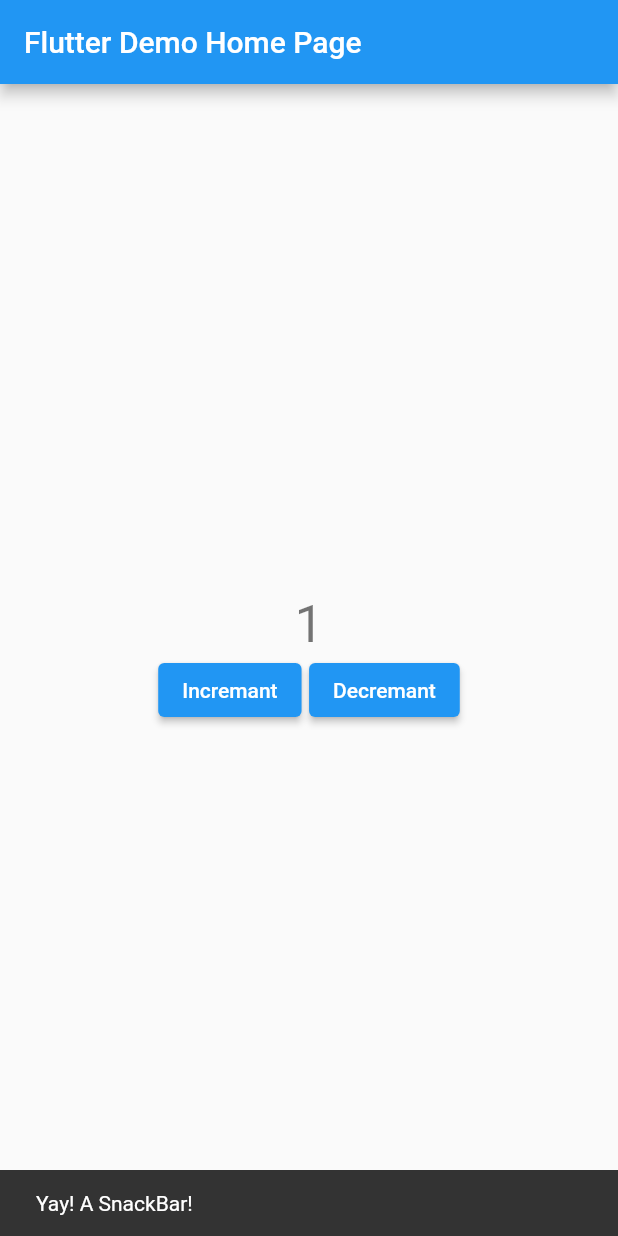
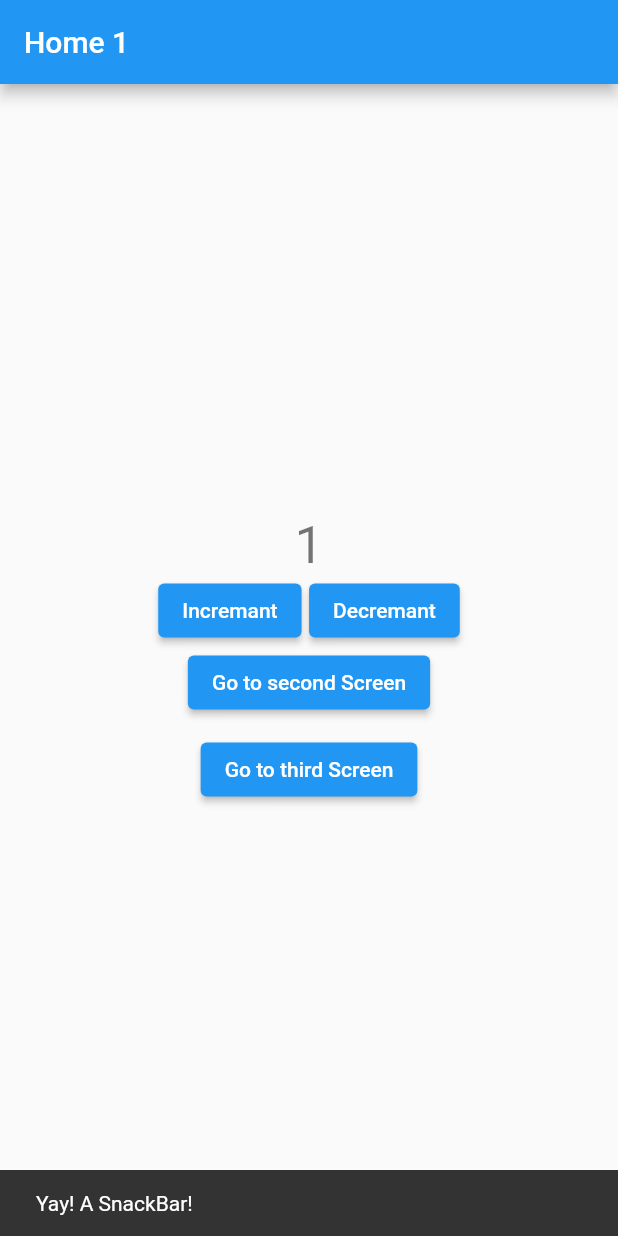
Before and after one commit to ahmedos999/flutter_bloc_concepts, a Flutter app: the screen it shows after launch, after a tap on "Incremant", on a phone screen of 412 x 824 dp. Run offline on Flutter 3.47's test engine with Material 2 defaults, Android fonts, the phone set to English and light mode, and no system bars; our stand-ins replace bloc, equatable, flutter_bloc.

Commit message:
providing a instance one by one to each route

```diff
--- a/lib/main.dart
+++ b/lib/main.dart
@@ -1,88 +1,38 @@
 import 'package:flutter/material.dart';
 import 'package:flutter_bloc/flutter_bloc.dart';
 import 'package:flutter_bloc_concepts/business_logic/cubit/counter_cubit.dart';
+import 'package:flutter_bloc_concepts/presentation/router/app_router.dart';
+import 'package:flutter_bloc_concepts/presentation/screens/home.dart';
 
 void main() {
-  runApp(const MyApp());
+  runApp(MyApp());
 }
 
-class MyApp extends StatelessWidget {
-  const MyApp({super.key});
+class MyApp extends StatefulWidget {
+  @override
+  State<MyApp> createState() => _MyAppState();
+}
+
+class _MyAppState extends State<MyApp> {
+  final AppRoute _appRoute = AppRoute();
 
   // This widget is the root of your application.
   @override
+  void dispose() {
+    // TODO: implement dispose
+
+    _appRoute.dispose();
+    super.dispose();
+  }
+
+  @override
   Widget build(BuildContext context) {
-    return BlocProvider<CounterCubit>(
-      create: (context) => CounterCubit(),
-      child: MaterialApp(
-        title: 'Flutter Demo',
-        theme: ThemeData(
-          primarySwatch: Colors.blue,
-        ),
-        home: const MyHomePage(title: 'Flutter Demo Home Page'),
+    return MaterialApp(
+      title: 'Flutter Demo',
+      theme: ThemeData(
+        primarySwatch: Colors.blue,
       ),
+      onGenerateRoute: _appRoute.onGenerateRoute,
     );
   }
 }
-
-class MyHomePage extends StatefulWidget {
-  const MyHomePage({super.key, required this.title});
-
-  final String title;
-
-  @override
-  State<MyHomePage> createState() => _MyHomePageState();
-}
-
-const snackBar = SnackBar(
-  content: Text('Yay! A SnackBar!'),
-);
-
-class _MyHomePageState extends State<MyHomePage> {
-  @override
-  Widget build(BuildContext context) {
-    return Scaffold(
-      appBar: AppBar(
-        title: Text(widget.title),
-      ),
-      body: Center(
-        child: Column(
-          mainAxisAlignment: MainAxisAlignment.center,
-          children: <Widget>[
-            BlocConsumer<CounterCubit, CounterState>(
-              listener: (context, state) {
-                if (state.isIncrement) {
-                  ScaffoldMessenger.of(context).showSnackBar(snackBar);
-                }
-              },
-              builder: (context, state) {
-                return Text(
-                  state.counterValue.toString(),
-                  style: Theme.of(context).textTheme.headline4,
-                );
-              },
-            ),
-            Row(
-              mainAxisAlignment: MainAxisAlignment.center,
-              children: [
-                ElevatedButton(
-                    onPressed: () {
-                      BlocProvider.of<CounterCubit>(context).increment();
-                    },
-                    child: const Text('Incremant')),
-                const SizedBox(
-                  width: 5,
-                ),
-                ElevatedButton(
-                    onPressed: () {
-                      BlocProvider.of<CounterCubit>(context).decrement();
-                    },
-                    child: const Text('Decremant')),
-              ],
-            )
-          ],
-        ),
-      ), // This trailing comma makes auto-formatting nicer for build methods.
-    );
-  }
-}
--- /dev/null
+++ b/lib/presentation/router/app_router.dart
@@ -0,0 +1,35 @@
+import 'package:flutter/cupertino.dart';
+import 'package:flutter/material.dart';
+import 'package:flutter_bloc/flutter_bloc.dart';
+import 'package:flutter_bloc_concepts/business_logic/cubit/counter_cubit.dart';
+import 'package:flutter_bloc_concepts/presentation/screens/home.dart';
+import 'package:flutter_bloc_concepts/presentation/screens/second.dart';
+import 'package:flutter_bloc_concepts/presentation/screens/third.dart';
+
+class AppRoute {
+  final CounterCubit _counterCubit = CounterCubit();
+  Route? onGenerateRoute(RouteSettings routeSettings) {
+    switch (routeSettings.name) {
+      case '/':
+        return MaterialPageRoute(
+            builder: (_) => BlocProvider.value(
+                  value: _counterCubit,
+                  child: HomeScreen(title: 'Home 1'),
+                ));
+      case '/second':
+        return MaterialPageRoute(
+            builder: (_) => BlocProvider.value(
+                value: _counterCubit, child: SecScreen(title: 'Home 2')));
+      case '/third':
+        return MaterialPageRoute(
+            builder: (_) => BlocProvider.value(
+                value: _counterCubit, child: ThirdScreen(title: 'Home 3')));
+      default:
+        return null;
+    }
+  }
+
+  void dispose() {
+    _counterCubit.isClosed;
+  }
+}
--- /dev/null
+++ b/lib/presentation/screens/home.dart
@@ -0,0 +1,78 @@
+import 'package:flutter/material.dart';
+import 'package:flutter_bloc/flutter_bloc.dart';
+import 'package:flutter_bloc_concepts/business_logic/cubit/counter_cubit.dart';
+import 'package:flutter_bloc_concepts/presentation/screens/second.dart';
+
+class HomeScreen extends StatefulWidget {
+  String title;
+  HomeScreen({super.key, required this.title});
+
+  @override
+  State<HomeScreen> createState() => _HomeScreenState();
+}
+
+const snackBar = SnackBar(
+  content: Text('Yay! A SnackBar!'),
+);
+
+class _HomeScreenState extends State<HomeScreen> {
+  @override
+  Widget build(BuildContext context) {
+    return Scaffold(
+      appBar: AppBar(
+        title: Text(widget.title),
+      ),
+      body: Center(
+        child: Column(
+          mainAxisAlignment: MainAxisAlignment.center,
+          children: <Widget>[
+            BlocConsumer<CounterCubit, CounterState>(
+              listener: (context, state) {
+                if (state.isIncrement) {
+                  ScaffoldMessenger.of(context).showSnackBar(snackBar);
+                }
+              },
+              builder: (context, state) {
+                return Text(
+                  state.counterValue.toString(),
+                  style: Theme.of(context).textTheme.headline4,
+                );
+              },
+            ),
+            Row(
+              mainAxisAlignment: MainAxisAlignment.center,
+              children: [
+                ElevatedButton(
+                    onPressed: () {
+                      BlocProvider.of<CounterCubit>(context).increment();
+                    },
+                    child: const Text('Incremant')),
+                const SizedBox(
+                  width: 5,
+                ),
+                ElevatedButton(
+                    onPressed: () {
+                      BlocProvider.of<CounterCubit>(context).decrement();
+                    },
+                    child: const Text('Decremant')),
+              ],
+            ),
+            ElevatedButton(
+                onPressed: () {
+                  Navigator.pushNamed(context, '/second');
+                },
+                child: const Text('Go to second Screen')),
+            const SizedBox(
+              height: 10,
+            ),
+            ElevatedButton(
+                onPressed: () {
+                  Navigator.pushNamed(context, '/third');
+                },
+                child: const Text('Go to third Screen')),
+          ],
+        ),
+      ), // This trailing comma makes auto-formatting nicer for build methods.
+    );
+  }
+}
```
Also changed, not shown: lib/presentation/screens/second.dart (added, +64 -0 lines), lib/presentation/screens/third.dart (added, +64 -0 lines), 1 other file.
